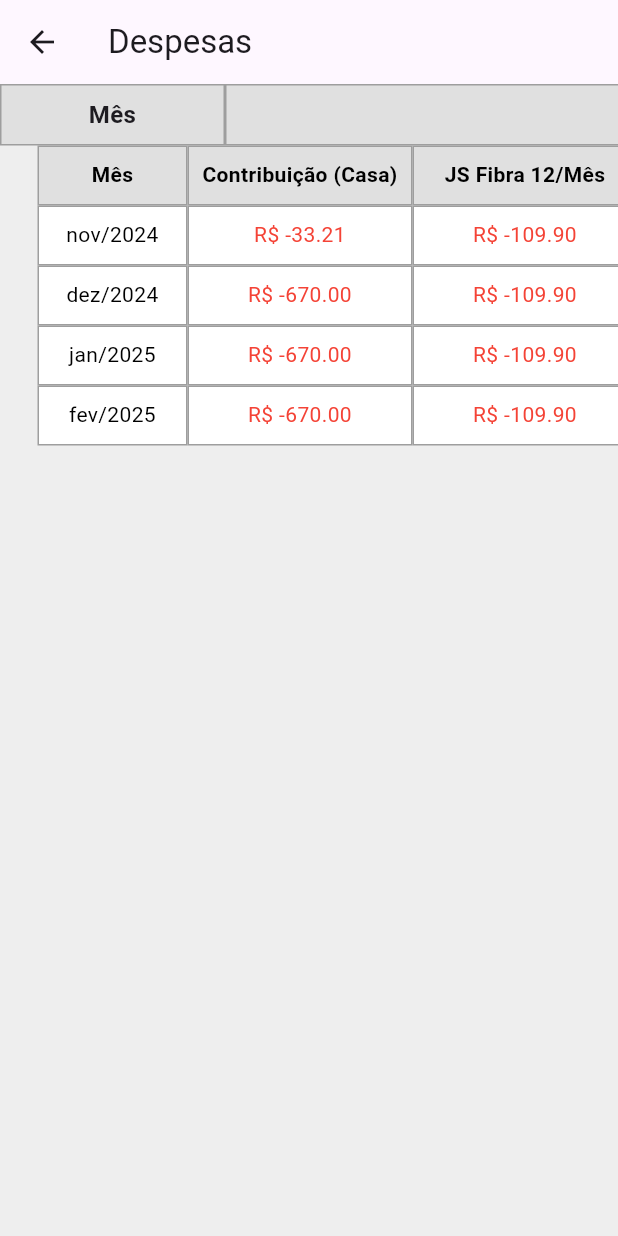
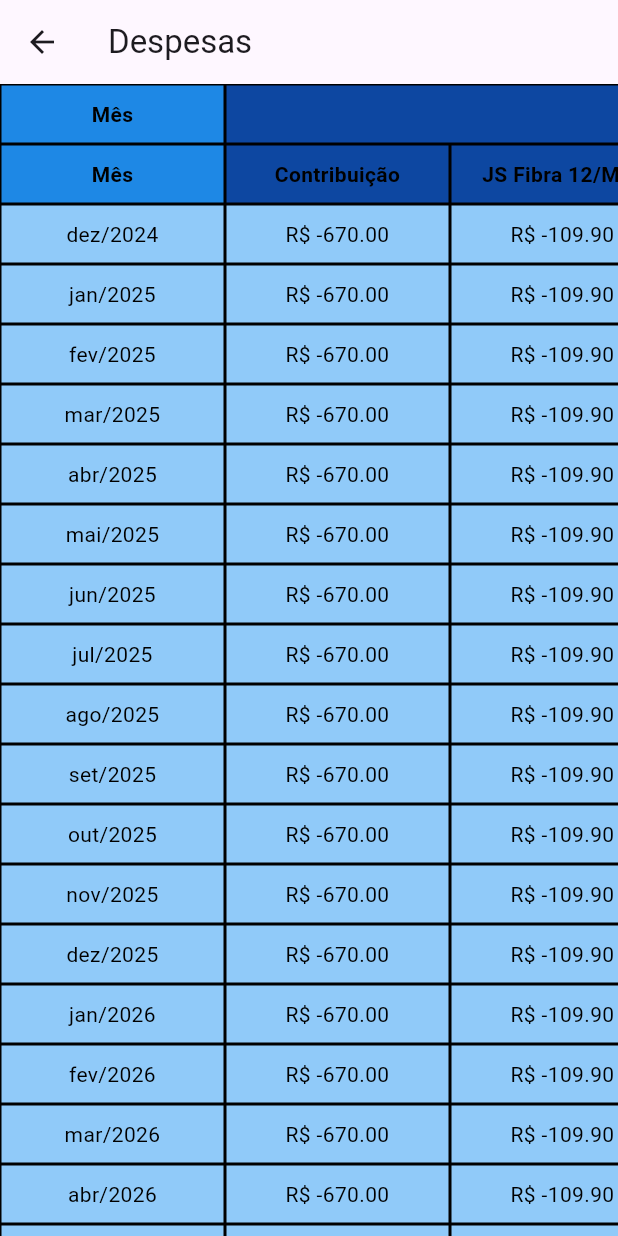
Before and after one commit to isaias99i/financeiro, a Flutter app: the DespesasScreen screen opened directly, on a phone screen of 412 x 824 dp. Run offline on Flutter 3.47's test engine with Material 3 defaults, Android fonts, the light colour scheme and no system bars; missing offline and left inert: dart:ffi.

Commit message:
Corrigir imports nao usados

```diff
--- /dev/null
+++ b/lib/data/generateDataDespesasUntil2040.dart
@@ -0,0 +1,91 @@
+import 'package:financeiro/widgets/DynamicTableWidget.dart';
+import 'package:intl/intl.dart'; // Para formatar as datas.
+
+List<DynamicRow> generateDataDespesasUntil2040() {
+  final now = DateTime.now(); // Data atual.
+  const endYear = 2040;
+  final List<DynamicRow> rows = [];
+
+  // Formato para os meses (exemplo: "jan/2025").
+  final monthFormatter = DateFormat("MMM/yyyy", "pt_BR");
+
+  // Variáveis iniciais para preencher os valores (pode ser ajustado).
+  double contribuicao = -670.0;
+  double internet = -109.9;
+  double fies = -218.16;
+  double aluguelCasa = 0.0;
+  double consorcioMoto = 0.0;
+  double planoCabelo = -60.0;
+  double recargaCelular = -29.99;
+  double academia  = 80.0;
+  double aulaIngles  = -3402.61;
+  double ajudaMaeJSFibra  = 0.0;
+  double cartoesCredito = -2410.08;
+  double emprestimos = -6820.74;
+  double gastosDetalhados  = -22649.27;
+  double total  = -33736.37;
+  double gastosProx6Mesesnv2  = -3790.67;
+  double gastosProx12MesesNv2  = -15000.0;
+  double obrigacoes = -25000.0;
+
+  // Armazene todas as variáveis em uma lista
+  List<double> despesas = [
+    contribuicao,
+    internet,
+    fies,
+    aluguelCasa,
+    consorcioMoto,
+    planoCabelo,
+    recargaCelular,
+    academia,
+    aulaIngles,
+    ajudaMaeJSFibra,
+    cartoesCredito,
+    emprestimos,
+    gastosDetalhados,
+    total,
+    gastosProx6Mesesnv2,
+    gastosProx12MesesNv2,
+    obrigacoes,
+  ];
+// Use a função reduce para somar todas as variáveis
+  double somaTotal = despesas.reduce((value, element) => value + element);
+
+  // Gerar meses do ano atual até 2040.
+  for (int year = now.year; year <= endYear; year++) {
+    for (int month = (year == now.year ? now.month : 1); month <= 12; month++) {
+      final date = DateTime(year, month);
+
+      // Adicionar uma linha para cada mês.
+      rows.add(DynamicRow(
+        month: monthFormatter.format(date).replaceAll('.',''),
+        values: DynamicValue.single({
+          'Contribuição': contribuicao,
+          'JS Fibra 12/Mês': internet,
+          'FIES': fies,
+          'Aluguel de casa': aluguelCasa,
+          'Consorcio Moto': consorcioMoto,
+          'Plano Corte de Cabelo': planoCabelo,
+          'Recarga Celular': recargaCelular,
+          'Academia': academia,
+          'Aulas Inglês': aulaIngles,
+          'Ajuda Mãe Internet': ajudaMaeJSFibra,
+          'Cartões de Credito': cartoesCredito,
+          'Empréstimos': emprestimos,
+          'Gastos Detalhados': gastosDetalhados,
+          'Gastos Prox 6 meses': gastosProx6Mesesnv2,
+          'Gastos Prox 12 meses': gastosProx12MesesNv2,
+          'Obrigacoes': obrigacoes,
+          'Total': somaTotal,
+        },),
+      ));
+
+      // Opcional: Modificar os valores mês a mês (exemplo: incremento de salário anual).
+      /*if (month == 12) {
+        salario += 100.0; // Aumenta o salário anualmente.
+      }*/
+    }
+  }
+
+  return rows;
+}
--- a/lib/main.dart
+++ b/lib/main.dart
@@ -1,7 +1,10 @@
 import 'package:flutter/material.dart';
 import 'screens/dashboardScreen.dart';
+import 'package:intl/date_symbol_data_local.dart';
 
-void main() {
+void main() async {
+  WidgetsFlutterBinding.ensureInitialized();
+  await initializeDateFormatting('pt_BR', null); // Inicializa o locale para português do Brasil
   runApp(const FinanceApp());
 }
 
--- a/lib/screens/dashboardScreen.dart
+++ b/lib/screens/dashboardScreen.dart
@@ -1,8 +1,5 @@
 import 'package:financeiro/widgets/ResumoFinanceiroWidget.dart';
 import 'package:flutter/material.dart';
-import 'package:financeiro/widgets/Cards.dart';
-import 'receitasScreen.dart';
-import 'despesasScreen.dart';
 import 'package:financeiro/widgets/CarteiraWidget.dart';
 
 class DashboardScreen extends StatelessWidget {
@@ -30,7 +27,7 @@ class DashboardScreen extends StatelessWidget {
           crossAxisAlignment: CrossAxisAlignment.start,
           children: [
             ResumoFinanceiroWidget(receitas: receitas, despesas: despesas, saldoMensal: saldoMensal, saldoAposReserva: saldoAposReserva,saldoAtual: 0, segurancaAno: despesas * 12,),
-            CarteiraWidget(),
+            const CarteiraWidget(),
             /*const Text(
               'Carteira',
               style: TextStyle(fontSize: 24, fontWeight: FontWeight.bold),
--- a/lib/screens/despesasScreen.dart
+++ b/lib/screens/despesasScreen.dart
@@ -1,3 +1,4 @@
+import 'package:financeiro/widgets/DynamicTableWidget.dart';
 import 'package:flutter/material.dart';
 import 'package:financeiro/widgets/TableCellWidget.dart';
 
@@ -23,110 +24,6 @@ class DespesasScreen extends StatelessWidget {
       4, // "Resultado" ocupa 4 colunas
     ];
 
-    final List<String> childHeaders = [
-      'Mês',
-      'Contribuição (Casa)',
-      'JS Fibra 12/Mês',
-      'FIES 15/Mês',
-      'Aluguel de Casa',
-      'Consórcio Moto',
-      'Plano Corte de Cabelo',
-      'Recarga Celular + C6 Bônus 23/10',
-      'Academia',
-      'Aula Inglês',
-      'Ajuda Mãe JSFibra',
-      'Cartão de Crédito 7 e 10/Mês',
-      'Empréstimos',
-      'Gastos Detalhados',
-      'Total',
-      'Gastos Prox 6 Meses nv 2',
-      'Gastos Prox 12 Meses Nv 2',
-      'Obrigações',
-    ];
-
-    final List<List<dynamic>> data = [
-      [
-        'nov/2024',
-        -33.21,
-        -109.9,
-        -218.16,
-        0.0,
-        0.0,
-        -60.0,
-        80.0,
-        -6625.25,
-        2324.54,
-        -405.85,
-        -5047.83,
-        -18475.55,
-        -36420.18,
-        -7013.31,
-        -10000.0,
-        -20000.0,
-        -30000.0
-      ],
-      [
-        'dez/2024',
-        -670.0,
-        -109.9,
-        -218.16,
-        0.0,
-        0.0,
-        -60.0,
-        -29.99,
-        80.0,
-        -3402.61,
-        0.0,
-        -2410.08,
-        -6820.74,
-        -22649.27,
-        -33736.37,
-        -3790.67,
-        -15000.0,
-        -25000.0
-      ],
-      [
-        'jan/2025',
-        -670.0,
-        -109.9,
-        -218.16,
-        0.0,
-        0.0,
-        -60.0,
-        -29.99,
-        80.0,
-        -3025.92,
-        0.0,
-        0.0,
-        -4033.97,
-        -19682.15,
-        -30769.25,
-        -3413.98,
-        -20000.0,
-        -30000.0
-      ],
-      [
-        'fev/2025',
-        -670.0,
-        -109.9,
-        -218.16,
-        0.0,
-        0.0,
-        -60.0,
-        -29.99,
-        80.0,
-        -2817.6,
-        0.0,
-        0.0,
-        -3825.65,
-        -16923.35,
-        -28010.45,
-        -3205.66,
-        -25000.0,
-        -35000.0
-      ],
-    ];
-
     return Scaffold(
       appBar: AppBar(
         title: const Text('Despesas'),
@@ -137,56 +34,61 @@ class DespesasScreen extends StatelessWidget {
           scrollDirection: Axis.vertical,
           child: Column(
             children: [
-              // Linha das colunas-mãe
+              // Linha das colunas principais
               Row(
                 children: parentHeaders.asMap().entries.map((entry) {
                   final index = entry.key;
                   final header = entry.value;
-                  return Container(
+                  //Outros cabeçalhos
+                  return TableCellWidget(
+                    content: header,
+                    isHeader: true,
                     width: parentSpans[index] * 150,
-                    padding: const EdgeInsets.all(8.0),
-                    decoration: BoxDecoration(
-                      color: Colors.grey[300],
-                      border: Border.all(color: Colors.grey),
-                    ),
-                    child: Text(
-                      header,
-                      style: const TextStyle(
-                        fontSize: 16,
-                        fontWeight: FontWeight.bold,
-                      ),
-                      textAlign: TextAlign.center,
-                    ),
                   );
                 }).toList(),
               ),
               // Linha das subcolunas
               Row(
-                children: childHeaders.map((header) {
+                children: [
+                  TableCellWidget(
+                    content: 'Mês',
+                    isHeader: true,
+                    width: 150, // Largura fixa para "Mês"
+                  ),
+                  ...SharedData.despesas.first.values.keys.map((header) {
                     return TableCellWidget(
                       content: header,
                       isHeader: true,
-                    width: header == 'Mês' ? 100 : 150,
+                      width: 150, // Largura para outros subcabeçalhos
+
                     );
-                }).toList(),
+                  }),
+                ],
               ),
               // Dados
-              ...data.map((row) {
+              ...SharedData.despesas.map(
+                (row) {
                   return Row(
                     children: [
-                    for (var i = 0; i < childHeaders.length; i++)
                       TableCellWidget(
-                        content: i == 0
-                            ? row[i] // Primeiro item (Mês)
-                            : 'R\$ ${row[i].toStringAsFixed(2)}',
-                        width: i == 0 ? 100 : 150,
-                        textColor: row[i] is double && row[i] < 0
-                            ? Colors.red
-                            : Colors.black,
+                        content: row.month,
+                        width: 150,
+                        textColor: Colors.black,
                       ),
+                      ...SharedData.despesas.first.values.keys.map((header) {
+                        final value = row.values[header] ?? '-';
+                        return TableCellWidget(
+                          content: value is double
+                              ? 'R\$ ${value.toStringAsFixed(2)}'
+                              : value.toString(),
+                          width: 150,
+                          textColor: Colors.black,
+                        );
+                      }),
                     ],
                   );
-              }),
+                },
+              ),
             ],
           ),
         ),
--- a/lib/widgets/CarteiraWidget.dart
+++ b/lib/widgets/CarteiraWidget.dart
@@ -1,6 +1,8 @@
 import 'package:flutter/material.dart';
 
 class CarteiraWidget extends StatefulWidget {
+  const CarteiraWidget({super.key});
+
   @override
   _CarteiraWidgetState createState() => _CarteiraWidgetState();
 }
@@ -30,7 +32,7 @@ class _CarteiraWidgetState extends State<CarteiraWidget> {
             ExpansionPanel(
               isExpanded: _isExpanded,
               headerBuilder: (BuildContext context, bool isExpanded) {
-                return ListTile(
+                return const ListTile(
                   title: Text(
                     'Bancos',
                     style: TextStyle(fontWeight: FontWeight.bold),
--- a/lib/widgets/TableCellWidget.dart
+++ b/lib/widgets/TableCellWidget.dart
@@ -1,3 +1,4 @@
+import 'package:financeiro/screens/gastosDetalhadosScreen.dart';
 import 'package:flutter/material.dart';
 
 class TableCellWidget extends StatelessWidget {
@@ -7,27 +8,51 @@ class TableCellWidget extends StatelessWidget {
   final bool isHeader;
   final Color textColor;
   final VoidCallback? onTap; //Funçaõ chamada ao clicar na célula
+  final int colSpan; // Número de colunas a mesclar (opcional)
 
-  const TableCellWidget({super.key,
+  final Map<String, Widget Function(BuildContext)> routes = {
+    'Gastos Detalhados': (context) => const gastosDetalhados(),
+
+    // Adicione mais rotas conforme necessário...
+  };
+
+  TableCellWidget({
+    super.key,
     required this.content,
     required this.width,
     this.height = 40,
     this.isHeader = false,
     this.textColor = Colors.black,
     this.onTap, // Clique opcional
+    this.colSpan = 1, // Por padrão, ocupa apenas 1 célula
   });
 
   @override
   Widget build(BuildContext context) {
     return GestureDetector(
-      onTap: onTap,
+      onTap: onTap ??
+          () {
+            if (routes.containsKey(content)) {
+              Navigator.push(
+                context,
+                MaterialPageRoute(
+                  builder: (context) => routes[content]!(context),
+                ),
+              );
+            }
+          },
       child: Container(
-        width: width,
+        width: width * colSpan,
         height: height,
-        padding: const EdgeInsets.all(8.0),
+        //padding: const EdgeInsets.all(8.0),
+        alignment: Alignment.center,
         decoration: BoxDecoration(
-          color: isHeader ? Colors.grey[300] : Colors.white,
-          border: Border.all(color: Colors.grey),
+          color: content == 'Mês'
+              ? Colors.blue[600]
+              : isHeader
+                  ? Colors.blue[900]
+                  : Colors.blue[200],
+          border: Border.all(color: Colors.black),
         ),
         child: Text(
           content,
@@ -37,7 +62,6 @@ class TableCellWidget extends StatelessWidget {
             color: textColor,
           ),
           textAlign: TextAlign.center,
-
         ),
       ),
     );
--- a/pubspec.yaml
+++ b/pubspec.yaml
@@ -36,6 +36,7 @@ dependencies:
   # Use with the CupertinoIcons class for iOS style icons.
   cupertino_icons: ^1.0.8
 
+  intl: any
 dev_dependencies:
   flutter_test:
     sdk: flutter
```
Also changed, not shown: lib/data/generateDataGastosDetalhados.dart (added, +49 -0 lines), lib/data/generateDataReceitasUntil2040.dart (added, +39 -0 lines), lib/screens/gastosDetalhadosScreen.dart (added, +71 -0 lines), lib/screens/receitasScreen.dart (+27 -46 lines), lib/widgets/DynamicTableWidget.dart (added, +98 -0 lines), lib/widgets/ResumoFinanceiroWidget.dart (+18 -17 lines), pubspec.lock. Lines whose indentation alone changed are shown as unchanged.
